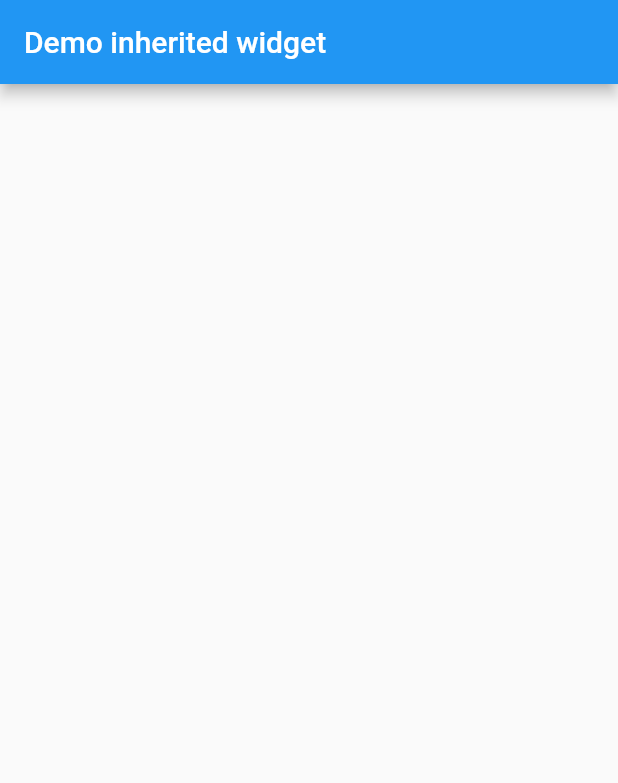
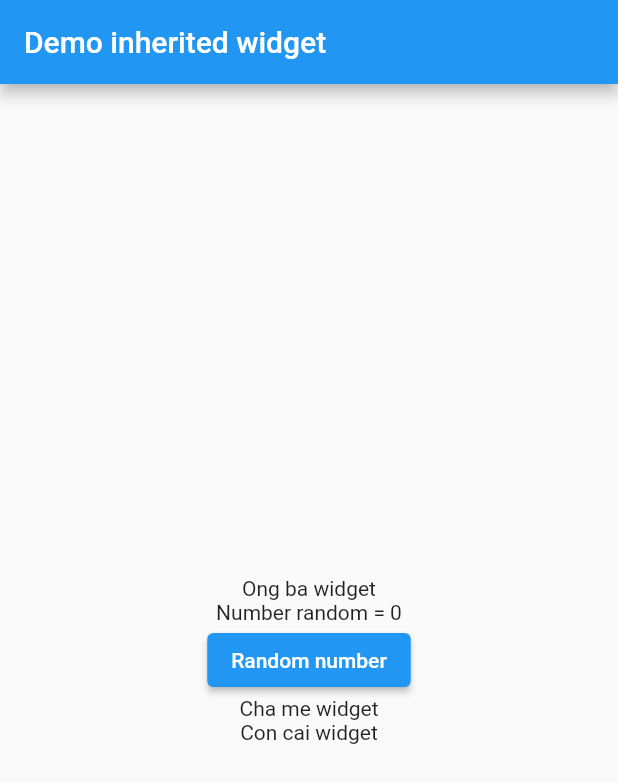
Before and after one commit to phamtanphat/flutter_inherited_widget29092023, a Flutter app: the screen it shows after launch, on a phone screen of 412 x 824 dp. Shown: the top 783 px of the screen. Run offline on Flutter 3.47's test engine with Material 2 defaults, Android fonts, the phone set to English and light mode, and no system bars.

Commit message:
setup ui

```diff
--- a/lib/demo_inherited_widget.dart
+++ b/lib/demo_inherited_widget.dart
@@ -1,3 +1,5 @@
+import 'dart:math';
+
 import 'package:flutter/material.dart';
 
 class DemoInheritedWidget extends StatefulWidget {
@@ -14,7 +16,83 @@ class _DemoInheritedWidgetState extends State<DemoInheritedWidget> {
       appBar: AppBar(
         title: Text("Demo inherited widget"),
       ),
-      body: Container(),
+      body: Container(
+        constraints: BoxConstraints.expand(),
+        child: Ongba(
+          child: Chame(
+            child: Concai(),
+          ),
+        ),
+      ),
     );
   }
 }
+
+class Ongba extends StatefulWidget {
+  Widget child;
+  Ongba({required this.child});
+
+  @override
+  State<Ongba> createState() => _OngbaState();
+}
+
+class _OngbaState extends State<Ongba> {
+  int number = 0;
+
+  @override
+  Widget build(BuildContext context) {
+    return Column(
+      mainAxisAlignment: MainAxisAlignment.center,
+      crossAxisAlignment: CrossAxisAlignment.center,
+      children: [
+        Text("Ong ba widget"),
+        Text("Number random = $number"),
+        ElevatedButton(onPressed: () {
+           setState(() {
+             number = Random().nextInt(1000);
+           });
+        }, child: Text("Random number")),
+        widget.child
+      ],
+    );
+  }
+}
+
+
+class Chame extends StatefulWidget {
+  Widget child;
+  Chame({required this.child});
+
+  @override
+  State<Chame> createState() => _ChameState();
+}
+
+class _ChameState extends State<Chame> {
+  @override
+  Widget build(BuildContext context) {
+    return Column(
+      mainAxisAlignment: MainAxisAlignment.center,
+      crossAxisAlignment: CrossAxisAlignment.center,
+      children: [
+        Text("Cha me widget"),
+        widget.child
+      ],
+    );
+  }
+}
+
+class Concai extends StatefulWidget {
+  const Concai({super.key});
+
+  @override
+  State<Concai> createState() => _ConcaiState();
+}
+
+class _ConcaiState extends State<Concai> {
+  @override
+  Widget build(BuildContext context) {
+    return Container(
+      child: Text("Con cai widget"),
+    );
+  }
+}
```
